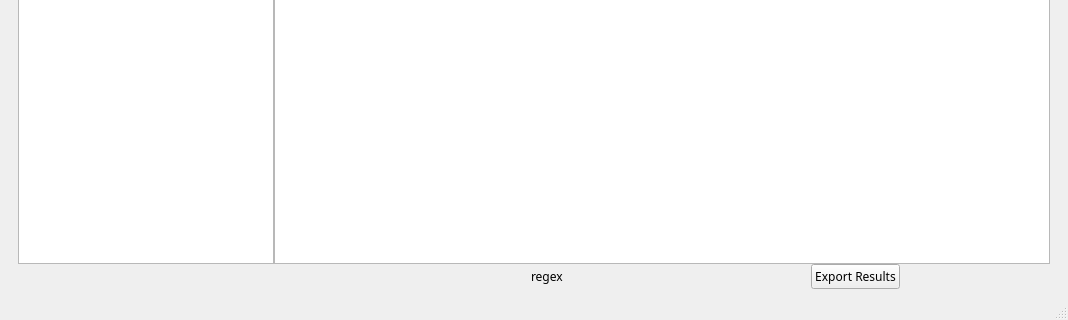
First picture: the form in mainwindow.ui, repository StephaneCouturier/Katalog, before the edit; both pictures show x 0 to 1068 and y 557 to 877 of the 1068 by 877 pixel window.
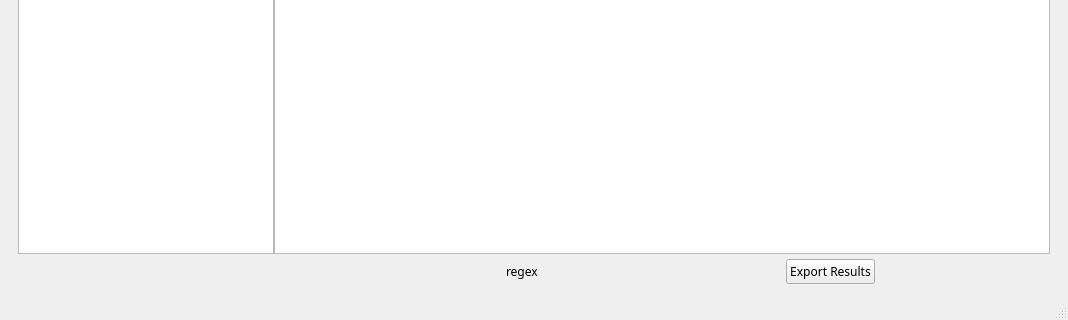
Second picture: the form after the edit. The open tabs and pages were chosen to show the change. Icons and pictures are not drawn. Custom widgets are drawn as their Qt base class.

```diff
--- a/mainwindow.ui
+++ b/mainwindow.ui
@@ -1286,8 +1286,8 @@
                 </property>
                 <property name="minimumSize">
                  <size>
-                  <width>100</width>
-                  <height>25</height>
+                  <width>125</width>
+                  <height>35</height>
                  </size>
                 </property>
                 <property name="sizeIncrement">
```
Left out of the diff: 32 changed lines with no effect on the pictures.
